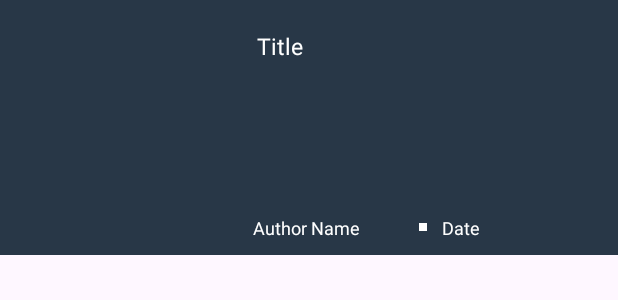
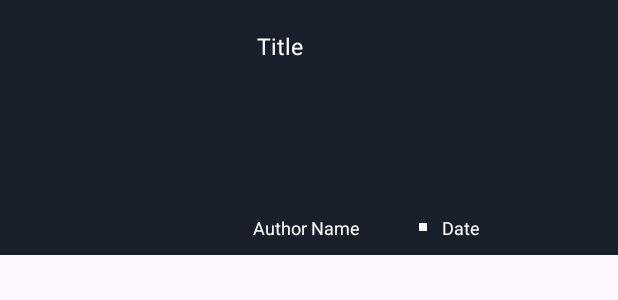
Before and after one commit to kayamustafa33/BusinessLife, an Android app: the layout recycler_everything.xml on its own in the app's theme, with its tools: preview values and no code run, on a phone screen of 412 x 824 dp. Shown: the top 300 px of the screen. Run offline under Robolectric (Android 15) with nearby library versions, the phone set to English and light mode, and no system bars; network calls fail.

Commit message:
fixed some bugs

```diff
--- a/app/src/main/res/layout/activity_main.xml
+++ b/app/src/main/res/layout/activity_main.xml
@@ -24,7 +24,6 @@
         android:layout_marginStart="10dp"
         app:itemTextColor="@color/white"
         android:layout_marginEnd="10dp"
-        android:layout_marginTop="3dp"
         app:itemIconTint="@color/white"
         android:background="@drawable/bottom_nav_bg"
         app:menu="@menu/main_bottom_nav"/>
--- a/app/src/main/res/layout/activity_show_news.xml
+++ b/app/src/main/res/layout/activity_show_news.xml
@@ -92,7 +92,4 @@
             android:textSize="12sp"/>
     </LinearLayout>
 
-
-
-
 </LinearLayout>
--- a/app/src/main/res/layout/recycler_everything.xml
+++ b/app/src/main/res/layout/recycler_everything.xml
@@ -3,7 +3,7 @@
     android:orientation="vertical"
     xmlns:android="http://schemas.android.com/apk/res/android"
     android:layout_width="match_parent"
-    android:background="#283747"
+    android:background="@color/darkBlack"
     android:layout_height="wrap_content">
 
 
```
Also changed, not shown: app/src/main/java/com/mobile/businesslife/view/ShowNewsActivity.kt (+2 -6 lines).
